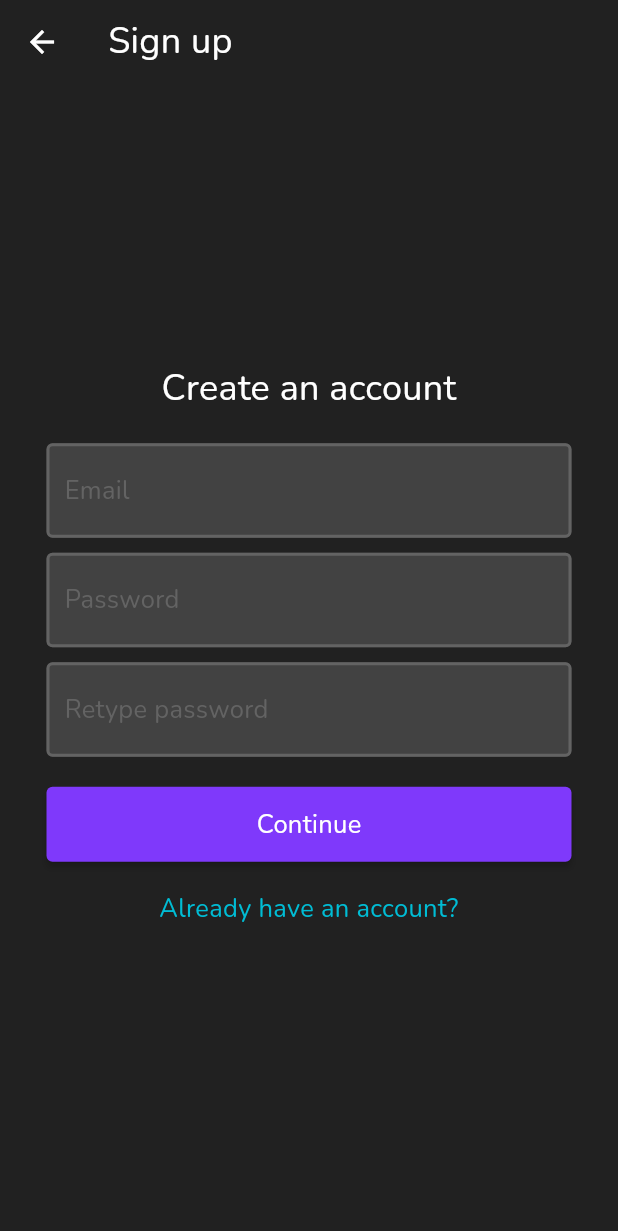
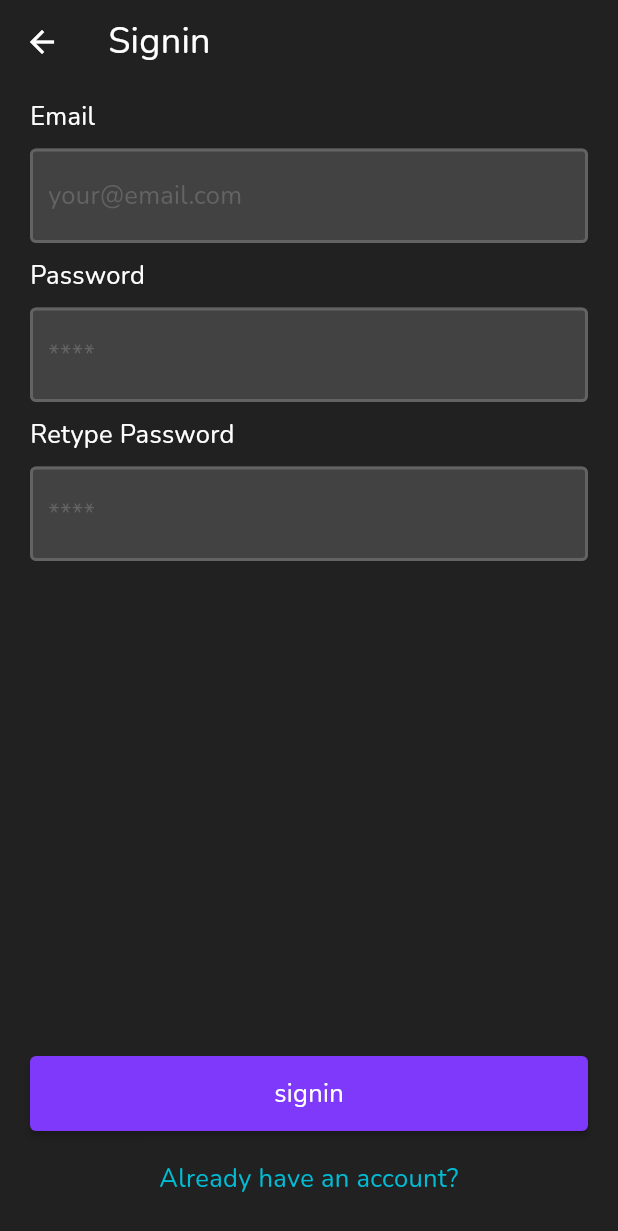
Before and after one commit to karthiTox/spaces-app-flutter-client, a Flutter app: the SignupPage screen opened by its route, on a phone screen of 412 x 824 dp. Shown: the top 1231 px of the screen. Run offline on Flutter 3.47's test engine with Material 2 defaults, Android fonts, the light colour scheme and no system bars; our stand-ins replace get_it, google_fonts, hive, hive_flutter, shared_preferences, socket_io_client; accounts and stored records are empty.

Commit message:
refactored auth page & implemented shared storage

```diff
--- a/lib/pages/auth/auth_provider.dart
+++ b/lib/pages/auth/auth_provider.dart
@@ -19,32 +19,39 @@ class AuthProvider extends ChangeNotifier {
   );
 
   String _email = "";
+  String _password = "";
   String _userId = "";
-  String _password = "";
   String _retypePassword = "";
+  String _error = "";
 
   String get email => _email;
+  String get password => _password;
   String get userId => _userId;
-  String get password => _password;
   String get retypePassword => _retypePassword;
+  String get error => _error;
 
-  void setEmail(String value) {
+  set email(String value) {
     _email = value;
     notifyListeners();
   }
 
-  void setUserId(String value) {
+  set password(String value) {
+    _password = value;
+    notifyListeners();
+  }
+
+  set retypePassword(String value) {
+    _retypePassword = value;
+    notifyListeners();
+  }
+
+  set userId(String value) {
     _userId = value;
     notifyListeners();
   }
 
-  void setPassword(String value) {
-    _password = value;
-    notifyListeners();
-  }
-
-  void setRetypePassword(String value) {
-    _retypePassword = value;
+  set error(String value) {
+    _error = value;
     notifyListeners();
   }
 
--- a/lib/pages/auth/singup_page.dart
+++ b/lib/pages/auth/singup_page.dart
@@ -3,34 +3,8 @@ import 'package:provider/provider.dart';
 
 import 'package:spaces/pages/auth/auth_provider.dart';
 
-class SignupPage extends StatefulWidget {
+class SignupPage extends StatelessWidget {
   const SignupPage({Key? key}) : super(key: key);
-
-  @override
-  State<SignupPage> createState() => _SignupPageState();
-}
-
-class _SignupPageState extends State<SignupPage> {
-  bool isLoading = false;
-  String errorMessage = "";
-
-  Future<void> onSignupBtnPressed() async {
-    setState(() => {isLoading = true, errorMessage = ""});
-
-    try {
-      await Provider.of<AuthProvider>(context, listen: false).register();
-      Navigator.of(context).pushNamedAndRemoveUntil(
-          '/auth/userId', (Route<dynamic> route) => false);
-    } catch (error) {
-      setState(() => errorMessage = error.toString());
-    } finally {
-      setState(() => isLoading = false);
-    }
-  }
-
-  void onLoginBtnPressed() {
-    Navigator.pop(context);
-  }
 
   @override
   Widget build(BuildContext context) {
@@ -38,89 +12,165 @@ class _SignupPageState extends State<SignupPage> {
 
     return Scaffold(
       appBar: AppBar(
-        title: Text("Sign up", style: Theme.of(context).textTheme.headline1),
+        title: Text("Signin", style: Theme.of(context).textTheme.headline1),
       ),
-      body: Align(
-        alignment: Alignment.center,
-        child: Container(
-          width: 350,
-          child: Column(
-            crossAxisAlignment: CrossAxisAlignment.stretch,
+      body: Stack(
+        children: const [
+          Padding(
+            padding: EdgeInsets.only(
+                left: spacing, right: spacing, top: spacing * 0.5),
+            child: Align(
+              alignment: Alignment.topCenter,
+              child: InputSection(),
+            ),
+          ),
+          Padding(
+            padding: EdgeInsets.all(spacing),
+            child: Align(
+              alignment: Alignment.bottomCenter,
+              child: BottomSection(),
+            ),
+          )
+        ],
+      ),
+    );
+  }
+}
+
+class InputSection extends StatelessWidget {
+  const InputSection({Key? key}) : super(key: key);
+
+  @override
+  Widget build(BuildContext context) {
+    const spacing = 20.0;
+    final theme = Theme.of(context);
+    final authProvider = Provider.of<AuthProvider>(context, listen: false);
+
+    return ListView(
+      children: [
+        // Text(
+        //   "Spaces",
+        //   style: theme.textTheme.headline1,
+        //   textAlign: TextAlign.center,
+        // ),
+
+        // const SizedBox(height: spacing * 0.5),
+
+        Text(
+          "Email",
+          textAlign: TextAlign.start,
+          style: theme.textTheme.headline6,
+        ),
+
+        const SizedBox(height: spacing * 0.5),
+
+        // Email
+        TextField(
+          decoration: const InputDecoration(hintText: "your@email.com"),
+          style: theme.textTheme.headline6,
+          onChanged: (value) => authProvider.email = value,
+        ),
+
+        const SizedBox(height: spacing * 0.5),
+
+        Text(
+          "Password",
+          textAlign: TextAlign.start,
+          style: theme.textTheme.headline6,
+        ),
+
+        const SizedBox(height: spacing * 0.5),
+
+        // Password
+        TextField(
+          decoration: const InputDecoration(hintText: "****"),
+          style: theme.textTheme.headline6,
+          obscureText: true,
+          onChanged: (value) => authProvider.password = value,
+        ),
+
+        const SizedBox(height: spacing * 0.5),
+
+        Text(
+          "Retype Password",
+          textAlign: TextAlign.start,
+          style: theme.textTheme.headline6,
+        ),
+
+        const SizedBox(height: spacing * 0.5),
+
+        // Password
+        TextField(
+          decoration: const InputDecoration(hintText: "****"),
+          style: theme.textTheme.headline6,
+          obscureText: true,
+          onChanged: (value) => authProvider.retypePassword = value,
+        ),
+      ],
+    );
+  }
+}
+
+class BottomSection extends StatelessWidget {
+  const BottomSection({Key? key}) : super(key: key);
+
+  @override
+  Widget build(BuildContext context) {
+    const spacing = 20.0;
+    final theme = Theme.of(context);
+    final authProvider = Provider.of<AuthProvider>(context, listen: false);
+
+    return Column(
       mainAxisSize: MainAxisSize.min,
       children: [
-              Text("Create an account",
+        Text(
+          Provider.of<AuthProvider>(context, listen: true).error,
           textAlign: TextAlign.center,
-                  style: Theme.of(context).textTheme.headline1),
-              const SizedBox(height: spacing),
-
-              // _Email_ input field.
-              TextField(
-                decoration: const InputDecoration(hintText: "Email"),
-                style: Theme.of(context).textTheme.headline6,
-                onChanged: Provider.of<AuthProvider>(context).setEmail,
+          style: theme.textTheme.headline6?.copyWith(
+            color: theme.colorScheme.error,
           ),
-              const SizedBox(height: spacing * 0.5),
-
-              // _Password_ input field.
-              TextField(
-                decoration: const InputDecoration(hintText: "Password"),
-                style: Theme.of(context).textTheme.headline6,
-                onChanged: Provider.of<AuthProvider>(context).setPassword,
-              ),
-              const SizedBox(height: spacing * 0.5),
-
-              // _Retype password_ input field.
-              TextField(
-                decoration: const InputDecoration(hintText: "Retype password"),
-                style: Theme.of(context).textTheme.headline6,
-                onChanged: Provider.of<AuthProvider>(context).setRetypePassword,
         ),
         const SizedBox(height: spacing),
-
-              if (errorMessage != "")
-                Text(errorMessage,
-                    textAlign: TextAlign.center,
-                    style: Theme.of(context)
-                        .textTheme
-                        .headline6
-                        ?.copyWith(color: Theme.of(context).colorScheme.error)),
-
-              if (errorMessage != "") const SizedBox(height: spacing),
-
-              if (!isLoading)
         ElevatedButton(
-                    child: Text(
-                      "Continue",
-                      style: Theme.of(context).textTheme.headline6,
-                    ),
-                    onPressed: onSignupBtnPressed)
-
-              else
-                ElevatedButton(
-                  child: Padding(
-                    padding: const EdgeInsets.all(8.0),
-                    child: CircularProgressIndicator(
-                        backgroundColor:
-                            Theme.of(context).colorScheme.onPrimary),
-                  ),
-                  onPressed: null,
+          child: Text("signin", style: Theme.of(context).textTheme.headline6),
+          onPressed: () {
+            authProvider.error = "";
+            authProvider.login().then((value) {
+              Navigator.of(context).pushNamedAndRemoveUntil(
+                '/auth/userId',
+                (Route<dynamic> route) => false,
+              );
+            }).catchError((error) {
+              authProvider.error = error.toString();
+            });
+          },
         ),
         const SizedBox(height: spacing),
-
         GestureDetector(
-                onTap: onLoginBtnPressed,
+          child: SizedBox(
+            width: double.infinity,
+            height: 30,
             child: Text(
               "Already have an account?",
               textAlign: TextAlign.center,
               style: Theme.of(context).textTheme.headline6?.copyWith(
-                      color: Theme.of(context).colorScheme.secondary),
-                ),
-              ),
-              const SizedBox(height: spacing),
-            ],
+                    color: Theme.of(context).colorScheme.secondary,
                   ),
             ),
           ),
+          onTap: () {
+            if (Navigator.canPop(context)) {
+              Navigator.pop(context);
+            } else {
+              Navigator.pushNamedAndRemoveUntil(
+                context,
+                '/auth/login',
+                (Route<dynamic> route) => false,
+              );
+            }
+          },
+        )
+      ],
     );
   }
 }
--- a/lib/utilities/api/auth_api.dart
+++ b/lib/utilities/api/auth_api.dart
@@ -3,9 +3,9 @@ import 'package:flutter/foundation.dart';
 import 'package:http/http.dart' as http;
 import 'package:spaces/data/user.dart';
 import 'package:spaces/utilities/api/api_helper.dart';
+import 'package:spaces/utilities/shared_storage.dart';
 
 class AuthApi extends ApiHelper {
-
   // handle the failed responses clearly.
   // currently it is returning the status code as an Exception message.
   // Don't return response body
@@ -27,7 +27,6 @@ class AuthApi extends ApiHelper {
     if (isResponseSuccessful(response.statusCode)) {
       return User.fromJson(decodeResponseBody(response.body));
     } else {
-
       // Don't return status code
       return throw Exception(response.statusCode);
     }
@@ -48,10 +47,8 @@ class AuthApi extends ApiHelper {
     if (isResponseSuccessful(response.statusCode)) {
       return User.fromJson(decodeResponseBody(response.body));
     } else {
-
       // Don't return status code
       return throw Exception(response.statusCode);
     }
   }
-
 }
--- a/pubspec.yaml
+++ b/pubspec.yaml
@@ -40,6 +40,7 @@ dependencies:
   get_it: ^7.2.0
   http: ^0.13.4
   socket_io_client: ^1.0.2
+  shared_preferences: ^2.0.13
 
 
   # The following adds the Cupertino Icons font to your application.
```
Also changed, not shown: lib/pages/auth/login_page.dart (+108 -87 lines), lib/pages/auth/userid_page.dart (+126 -82 lines), lib/utilities/shared_storage.dart (added, +18 -0 lines), architecture.drawio.png, pubspec.lock, 1 other file. Lines whose indentation alone changed are shown as unchanged.
